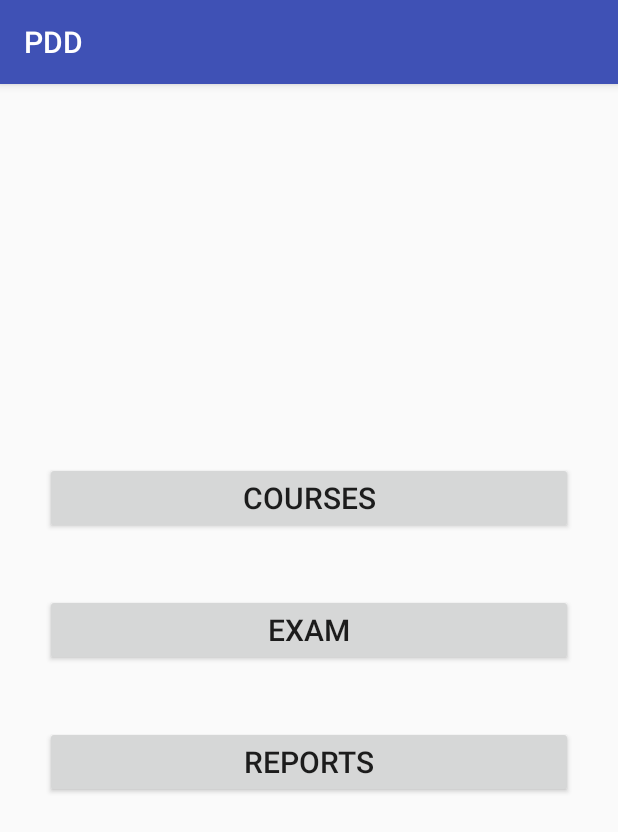
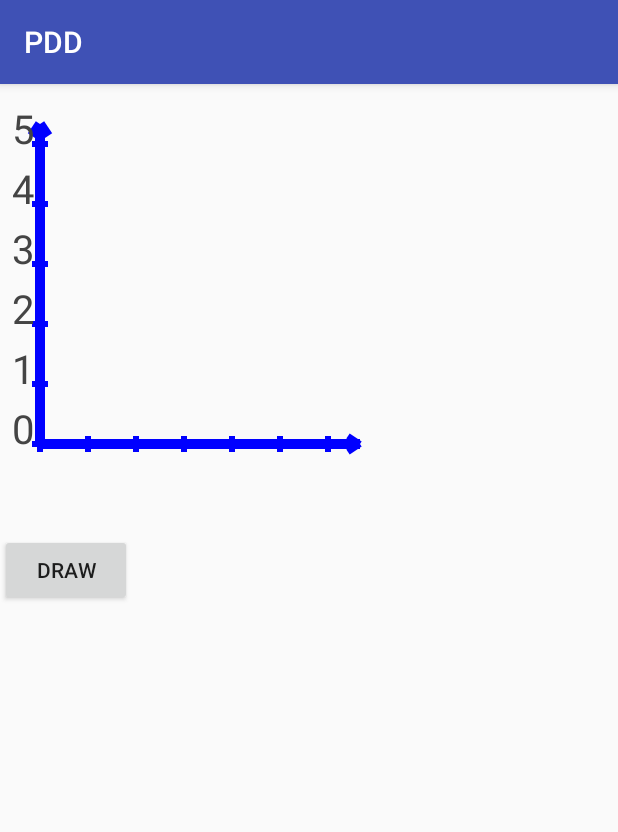
Before and after one commit to ShurikStud/PDD, an Android app: the MainActivity screen opened directly, with no data from a screen before it, after a tap on "REPORTS", on a phone screen of 412 x 824 dp. Shown: the top 832 px of the screen. Run offline under Robolectric (Android 15) with nearby library versions, the phone set to English and light mode, and no system bars; 5 statements that could not run were skipped.

```diff
--- a/PDD/app/src/main/AndroidManifest.xml
+++ b/PDD/app/src/main/AndroidManifest.xml
@@ -42,6 +42,11 @@
         <activity android:name=".ResultExamActivity">
 
         </activity>
+
+        <activity android:name=".GraphActivity">
+
+        </activity>
+
     </application>
 
 </manifest>
--- /dev/null
+++ b/PDD/app/src/main/java/com/example/shurik/pdd/GraphActivity.java
@@ -0,0 +1,62 @@
+package com.example.shurik.pdd;
+
+import android.os.Bundle;
+import android.os.PersistableBundle;
+import android.support.annotation.Nullable;
+import android.support.v7.app.AppCompatActivity;
+import android.view.View;
+import android.widget.Button;
+
+import com.example.shurik.pdd.exam.Exam;
+import com.example.shurik.pdd.graphPDD.GraphPDD;
+import com.example.shurik.pdd.graphPDD.Point;
+import com.example.shurik.pdd.users_PDD.Login;
+import com.example.shurik.pdd.users_PDD.UserPDD;
+
+import java.util.ArrayList;
+
+/**
+ * Created by shurik on 09.02.2018.
+ */
+
+public class GraphActivity extends AppCompatActivity {
+
+    private GraphPDD graphPDD;
+
+    @Override
+    protected void onCreate(@Nullable Bundle savedInstanceState) {
+        super.onCreate(savedInstanceState);
+        setContentView(R.layout.activity_graph);
+
+        graphPDD = (GraphPDD) findViewById(R.id.activity_graph_graphPDD);
+
+        graphPDD.setCountX(5);
+        graphPDD.setCountY(5);
+
+        UserPDD userPDD = Login.getInstance().getCurrentUser();
+        ArrayList<Exam> completeExams = userPDD.getCompleteExams();
+        graphPDD.setCountX(completeExams.size());
+
+        ArrayList<Point> pointArrayList = new ArrayList<>();
+
+        int x = 1;
+        for (Exam exam: completeExams){
+            pointArrayList.add(new Point(x, exam.getCountTrueQuestions()));
+            x++;
+        }
+
+        graphPDD.setPointList(pointArrayList);
+
+        graphPDD.invalidate();
+
+        Button button = (Button) findViewById(R.id.activity_graph_button);
+
+        button.setOnClickListener(new View.OnClickListener() {
+            @Override
+            public void onClick(View v) {
+                //graphPDD.fresh();
+            }
+        });
+
+    }
+}
--- a/PDD/app/src/main/java/com/example/shurik/pdd/MainActivity.java
+++ b/PDD/app/src/main/java/com/example/shurik/pdd/MainActivity.java
@@ -9,6 +9,7 @@ import android.view.View;
 import android.widget.Button;
 
 import com.example.shurik.pdd.course.CourseObjectList;
+import com.example.shurik.pdd.graphPDD.GraphPDD;
 import com.example.shurik.pdd.test.TestObjectList;
 import com.example.shurik.pdd.users_PDD.Login;
 import com.example.shurik.pdd.users_PDD.UserPDD;
@@ -59,8 +60,8 @@ public class MainActivity extends AppCompatActivity {
         buttonReports.setOnClickListener(myListener);
 
 
-//        login.setContext(this);
-//        login.loadUsers();
+        login.setContext(this);
+        login.loadUsers();
 
     }
 
@@ -98,6 +99,8 @@ public class MainActivity extends AppCompatActivity {
 
                 case R.id.activity_main_button_reports:
 
+                    startActivity(new Intent(activity, GraphActivity.class));
+
                     break;
 
             }
--- a/PDD/app/src/main/java/com/example/shurik/pdd/TestActivity.java
+++ b/PDD/app/src/main/java/com/example/shurik/pdd/TestActivity.java
@@ -76,6 +76,8 @@ public class TestActivity extends AppCompatActivity {
                 // если на все вопросы были проставлены ответы, то пометим экзамен выполненым и очистим текущий экзамен
                 userPDD.completeCurrentExam();
 
+                Utils.updateCurrentUser(getBaseContext(), userPDD);
+
                 Intent newIntent    = new Intent(activity, ResultExamActivity.class);
                 newIntent.putExtra("count_questions", exam.getCountQuestions());
                 newIntent.putExtra("count_true_answers", exam.getCountTrueQuestions());
--- a/PDD/app/src/main/java/com/example/shurik/pdd/Utils.java
+++ b/PDD/app/src/main/java/com/example/shurik/pdd/Utils.java
@@ -66,6 +66,7 @@ public class Utils {
 
         String json = gson.toJson(userPDD);
         editor.putString(USER_PREFIX + userPDD.getLogin(), json);
+        editor.commit();
 
     }
 
--- a/PDD/app/src/main/java/com/example/shurik/pdd/exam/ExamFragment.java
+++ b/PDD/app/src/main/java/com/example/shurik/pdd/exam/ExamFragment.java
@@ -101,7 +101,9 @@ public class ExamFragment extends Fragment {
 
         // сформируем чекбоксы для ответов
 
-        ListView listView   = (ListView) view.findViewById(R.id.fragment_test_list_view);
+//        ListView listView   = (ListView) view.findViewById(R.id.fragment_test_list_view);
+
+        //LinearLayout linearLayoutScroll = (LinearLayout) view.findViewById(R.id.fragment_test_linear_layout_scroll);
 
         for (int i = 0; i < exam.getQuestion(currentPosition).getVariantCount(); i++) {
 
@@ -116,7 +118,7 @@ public class ExamFragment extends Fragment {
             checkBoxVariant.setOnClickListener(myListener);
 
             linearLayout.addView(checkBoxVariant);
-            listView.addView(checkBoxVariant);
+            //linearLayoutScroll.addView(checkBoxVariant);
 
             arrayCheckBox.add(checkBoxVariant);
 
--- /dev/null
+++ b/PDD/app/src/main/java/com/example/shurik/pdd/graphPDD/GraphPDD.java
@@ -0,0 +1,179 @@
+package com.example.shurik.pdd.graphPDD;
+
+import android.content.Context;
+import android.content.res.TypedArray;
+import android.graphics.Canvas;
+import android.graphics.Color;
+import android.graphics.Paint;
+import android.support.annotation.IntDef;
+import android.support.annotation.Nullable;
+import android.support.v7.widget.ListPopupWindow;
+import android.util.AttributeSet;
+import android.util.Log;
+import android.view.View;
+
+import com.example.shurik.pdd.R;
+
+import java.util.ArrayList;
+import java.util.List;
+
+/**
+ * Created by shurik on 03.02.2018.
+ */
+
+public class GraphPDD extends View {
+
+    private Context context;
+
+    private int scaleX;
+    private int scaleY;
+
+    private int stepX;
+    private int stepY;
+
+    private Paint paintAxes;
+    private Paint paintAxesArrow;
+    private Paint paintText;
+
+//    private List<Point> pointListAxisX;
+//    private List<Point> pointListAxisY;
+
+    private List<Point> pointList;
+
+
+    private int countX;
+    private int countY;
+
+    public GraphPDD(Context context, @Nullable AttributeSet attrs) {
+        super(context, attrs);
+
+        this.context = context;
+
+
+        TypedArray attributes = context.obtainStyledAttributes(attrs, R.styleable.GraphPDD);
+
+        countX = attributes.getInt(R.styleable.GraphPDD_countX, 0);
+        countY = attributes.getInt(R.styleable.GraphPDD_countX, 0);
+
+
+//        pointListAxisX = new ArrayList<>();
+//        pointListAxisY = new ArrayList<>();
+        pointList   = new ArrayList<Point>();
+
+        paintAxes   = new Paint();
+        paintAxes.setStyle(Paint.Style.STROKE);
+        paintAxes.setColor(Color.BLUE);
+        paintAxes.setStrokeWidth(10);
+
+        paintAxesArrow   = new Paint();
+        paintAxesArrow.setStyle(Paint.Style.STROKE);
+        paintAxesArrow.setColor(Color.BLUE);
+        paintAxesArrow.setStrokeWidth(6);
+
+        paintText   = new Paint();
+        paintText.setTextSize(40);
+        paintText.setColor(Color.DKGRAY);
+
+    }
+
+//    public void fresh(){
+//        drawAxes();
+//    }
+
+    @Override
+    protected void onDraw(Canvas canvas) {
+        super.onDraw(canvas);
+
+        scaleY  = getHeight() / 100;
+        scaleX  = getWidth() / 100;
+
+        drawAxes(canvas);
+        drawText();
+        drawGraph(canvas);
+    }
+
+    public void setPointList(ArrayList<Point> pointList){
+        for(Point point: pointList){
+
+            // преобразуем координаты в пиксели
+
+            this.pointList.add(new Point(point.getX() * stepX, point.getY() * stepY));
+
+        }
+    }
+
+    private float toCoordinateX(int coord){
+        return coord * scaleX;
+    }
+
+    private float toCoordinateY(int coord){
+        return coord * scaleY;
+    }
+
+    public void setCountX(int countX) {
+        this.countX = countX;
+    }
+
+    public void setCountY(int countY) {
+        this.countY = countY;
+    }
+
+    private void drawAxes(Canvas canvas){
+
+        //TODO вывод координатных осей
+
+        canvas.drawLine(toCoordinateX(10), toCoordinateY(90), toCoordinateX(90), toCoordinateY(90), paintAxes);
+        canvas.drawLine(toCoordinateX(87), toCoordinateY(88), toCoordinateX(90), toCoordinateY(90), paintAxesArrow);
+        canvas.drawLine(toCoordinateX(87), toCoordinateY(92), toCoordinateX(90), toCoordinateY(90), paintAxesArrow);
+
+        canvas.drawLine(toCoordinateX(10), toCoordinateY(90), toCoordinateX(10), toCoordinateY(10), paintAxes);
+        canvas.drawLine(toCoordinateX(8), toCoordinateY(13), toCoordinateX(10), toCoordinateY(10), paintAxes);
+        canvas.drawLine(toCoordinateX(12), toCoordinateY(13), toCoordinateX(10), toCoordinateY(10), paintAxes);
+
+        if ( (countX <= 0) || (countY <= 0) ) {
+
+            canvas.drawText("ERROR::не установлены границы координат", toCoordinateX(2), toCoordinateY(50), paintText);
+
+        } else {
+            // нарисуем координатную сетку
+
+            stepX = 75 / (countX + 1); // +1 для того, чтобы выводить график по центру
+            stepY = 75 / countY;
+
+            for (int i = 10; i <= 75 + 10; i += stepX){
+                canvas.drawLine(toCoordinateX(i), toCoordinateY(88), toCoordinateX(i), toCoordinateY(92), paintAxesArrow);
+            }
+
+            int counter = 0;
+            for (int i = 90; i >= 90 - 75; i -= stepY){
+                canvas.drawLine(toCoordinateX(8), toCoordinateY(i), toCoordinateX(12), toCoordinateY(i), paintAxesArrow);
+                canvas.drawText(Integer.toString(counter), toCoordinateX(3), toCoordinateY(i), paintText);
+                counter++;
+            }
+
+        }
+
+    }
+
+    private void drawText(){
+
+        //TODO вывод текста
+
+    }
+
+    private void drawGraph(Canvas canvas){
+
+        //TODO вывод графика
+
+        for(Point point:pointList){
+
+            canvas.drawLine(toCoordinateX(10), toCoordinateY(10), toCoordinateX(point.getX()), toCoordinateY(
+                    point.getY()), paintAxesArrow);
+
+        }
+
+
+    }
+
+
+}
--- a/PDD/app/src/main/java/com/example/shurik/pdd/users_PDD/UserPDD.java
+++ b/PDD/app/src/main/java/com/example/shurik/pdd/users_PDD/UserPDD.java
@@ -72,6 +72,12 @@ public class UserPDD {
 
     public void completeCurrentExam(){exams.completeCurrentExam();}
 
+    public ArrayList<Exam> getCompleteExams(){
+
+        return exams.getCompleteExams();
+
+    }
+
     @Override
     public String toString() {
 //        return "UserPDD{" +
--- /dev/null
+++ b/PDD/app/src/main/res/layout/activity_graph.xml
@@ -0,0 +1,21 @@
+<?xml version="1.0" encoding="utf-8"?>
+<LinearLayout xmlns:android="http://schemas.android.com/apk/res/android"
+    xmlns:app="http://schemas.android.com/apk/res-auto"
+    android:orientation="vertical"
+    android:layout_width="match_parent"
+    android:layout_height="match_parent">
+
+
+    <com.example.shurik.pdd.graphPDD.GraphPDD
+        android:id="@+id/activity_graph_graphPDD"
+        android:layout_width="300dp"
+        android:layout_height="300dp"
+        app:countY="5"/>
+
+    <Button
+        android:id="@+id/activity_graph_button"
+        android:layout_width="wrap_content"
+        android:layout_height="wrap_content"
+        android:text="draw"/>
+
+</LinearLayout>
```
Also changed, not shown: PDD/app/src/main/java/com/example/shurik/pdd/exam/Exams.java (+17 -0 lines), PDD/app/src/main/java/com/example/shurik/pdd/graphPDD/Point.java (added, +32 -0 lines), PDD/app/src/main/res/layout/fragment_test.xml (+11 -10 lines), PDD/app/src/main/res/values/attrs.xml (added, +8 -0 lines).
